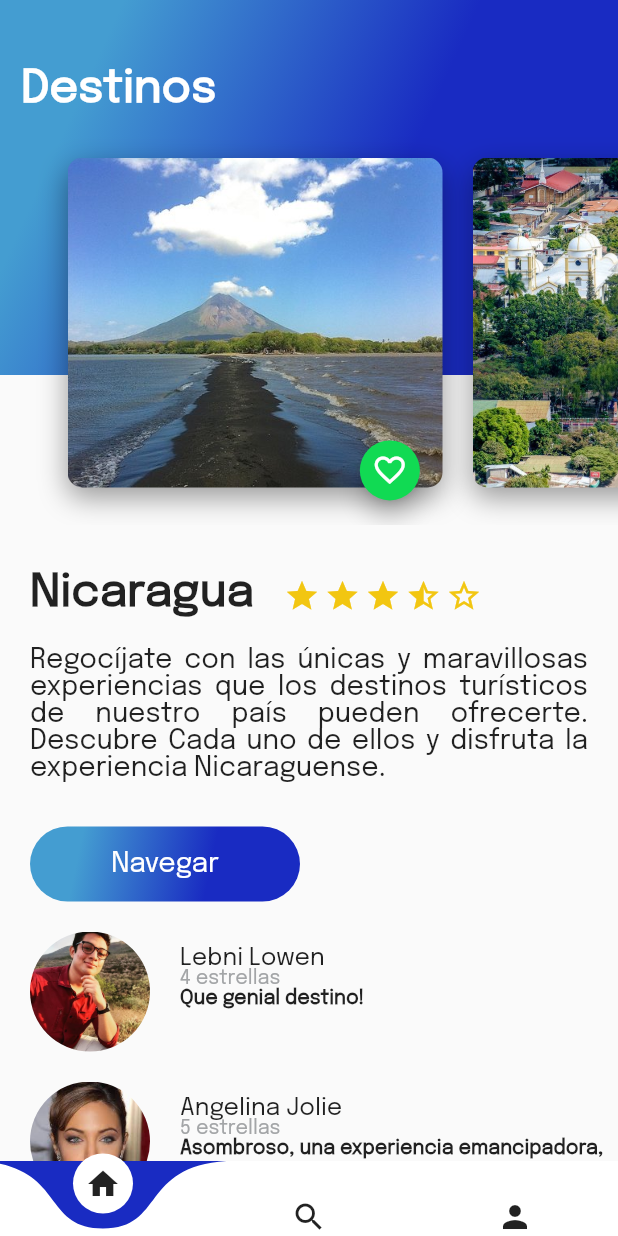
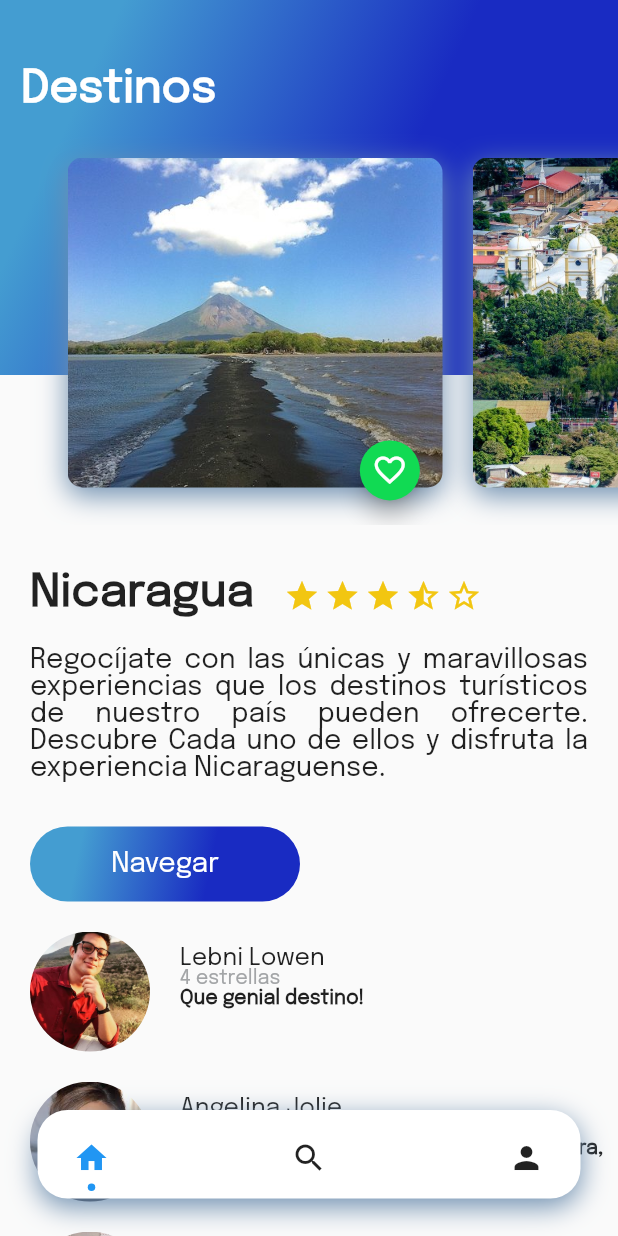
Before and after one commit to Kasuteryon/trips, a Flutter app: the screen it shows after launch, on a phone screen of 412 x 824 dp. Run offline on Flutter 3.47's test engine with Material 2 defaults, Android fonts, the phone set to English and light mode, and no system bars; drawn by our look-alikes of curved_navigation_bar, dot_navigation_bar; our stand-ins replace salomon_bottom_bar.

Commit message:
Almost BLoC

```diff
--- a/tripsIn/lib/card_image.dart
+++ b/tripsIn/lib/card_image.dart
@@ -22,9 +22,11 @@ class CardImage extends StatelessWidget {
           shape: BoxShape.rectangle,
           boxShadow: <BoxShadow>[
             BoxShadow(
-                color: Colors.black38,
-                blurRadius: 15.0,
-                offset: Offset(0.0, 7.0))
+              color: Color(0XFF7090B0),
+              spreadRadius: 0.10,
+              blurRadius: 15.0,
+              offset: Offset(0.0, 5.5),
+            )
           ]),
     );
 
--- a/tripsIn/lib/trips.dart
+++ b/tripsIn/lib/trips.dart
@@ -1,6 +1,8 @@
 // ignore_for_file: prefer_const_constructors, prefer_const_literals_to_create_immutables
 
-import 'package:curved_navigation_bar/curved_navigation_bar.dart';
+import 'package:dot_navigation_bar/dot_navigation_bar.dart';
+import 'package:salomon_bottom_bar/salomon_bottom_bar.dart';
+
 import 'package:flutter/material.dart';
 import 'package:trips/home.dart';
 import 'package:trips/search.dart';
@@ -30,6 +32,36 @@ class _TripsState extends State<Trips> {
   Widget build(BuildContext context) {
     return Scaffold(
       body: widgetsChildren[indexTap],
+      extendBody: true,
+
+      // bottomNavigationBar: SalomonBottomBar(
+      //   currentIndex: indexTap,
+      //   onTap: onTapTapped,
+      //   margin: EdgeInsets.all(15.0),
+      //   items: [
+      //     /// Home
+      //     SalomonBottomBarItem(
+      //       icon: Icon(Icons.home),
+      //       title: Text("Inicio"),
+      //       selectedColor: Colors.blue,
+      //     ),
+
+      //     /// Search
+      //     SalomonBottomBarItem(
+      //       icon: Icon(Icons.search),
+      //       title: Text("Buscar"),
+      //       selectedColor: Colors.teal,
+      //     ),
+
+      //     /// Profile
+      //     SalomonBottomBarItem(
+      //       icon: Icon(Icons.person),
+      //       title: Text("Perfil"),
+      //       selectedColor: Colors.orange,
+      //     ),
+      //   ],
+      // ),
+
       // bottomNavigationBar: Theme(
       //     data: Theme.of(context)
       //         .copyWith(canvasColor: Colors.white, primaryColor: Colors.purple),
@@ -45,16 +77,41 @@ class _TripsState extends State<Trips> {
       //       ],
       //     )
       // ),
-      bottomNavigationBar: CurvedNavigationBar(
-        height: 50.0,
-        color: Colors.white,
-        backgroundColor: Color(0xFF192BC2),
+
+      // DOT FLOATING NAVIGATION
+      bottomNavigationBar: DotNavigationBar(
+        currentIndex: indexTap,
         onTap: onTapTapped,
-        animationDuration: Duration(milliseconds: 500),
+        enableFloatingNavBar: true,
+        marginR: EdgeInsets.only(right: 25.0, left: 25.0, bottom: 25.0),
+        borderRadius: 20.0,
+        boxShadow: [
+          BoxShadow(
+            color: Color(0XFF7090B0),
+            spreadRadius: 0.10,
+            blurRadius: 15.0,
+            offset: Offset(0.0, 5.5),
+          )
+        ],
+        // dotIndicatorColor: Colors.black,
         items: [
-          Icon(Icons.home),
-          Icon(Icons.search),
-          Icon(Icons.person),
+          /// Home
+          DotNavigationBarItem(
+            icon: Icon(Icons.home),
+            selectedColor: Colors.blue,
+          ),
+
+          /// Search
+          DotNavigationBarItem(
+            icon: Icon(Icons.search),
+            selectedColor: Colors.teal,
+          ),
+
+          /// Profile
+          DotNavigationBarItem(
+            icon: Icon(Icons.person),
+            selectedColor: Colors.orange,
+          ),
         ],
       ),
     );
--- a/tripsIn/pubspec.yaml
+++ b/tripsIn/pubspec.yaml
@@ -35,7 +35,8 @@ dependencies:
   # Use with the CupertinoIcons class for iOS style icons.
   cupertino_icons: ^1.0.2
 
-  curved_navigation_bar: ^1.0.1
+  dot_navigation_bar: ^1.0.1+3
+  salomon_bottom_bar: ^3.2.0
 
 dev_dependencies:
   flutter_test:
```
Also changed, not shown: tripsIn/pubspec.lock.
